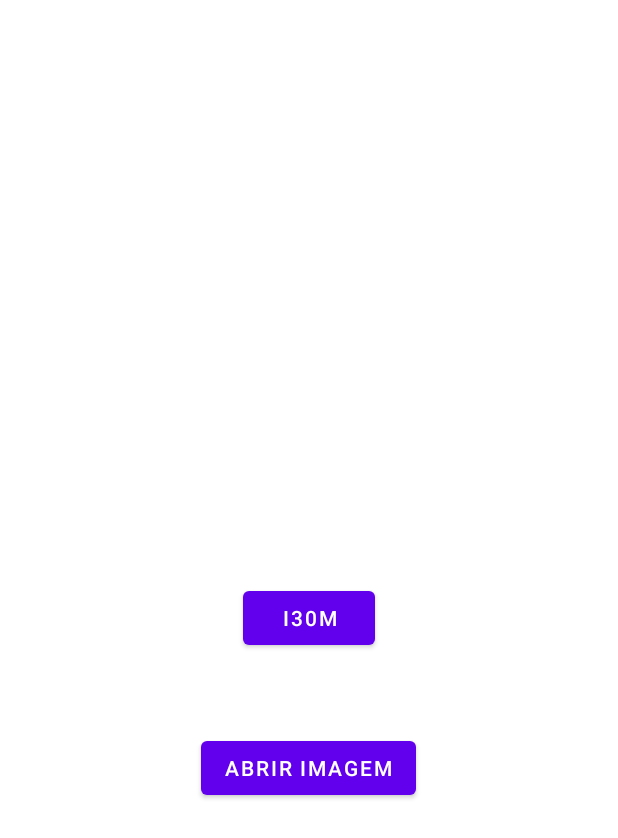
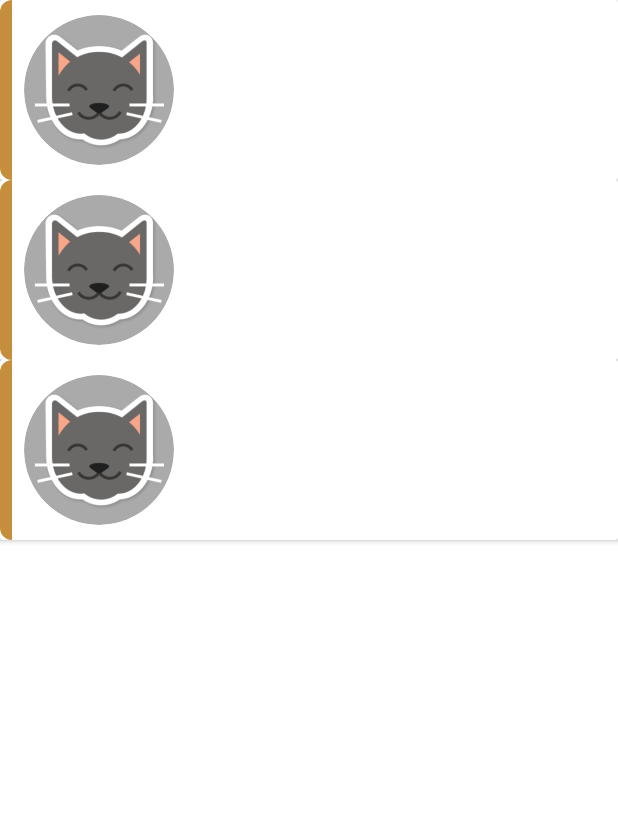
Before and after one commit to joneserick/i30m, an Android app: the layout fragment_cat_list.xml on its own in the app's theme, with its tools: preview values and no code run, on a phone screen of 412 x 824 dp. Shown: the top 838 px of the screen. Run offline under Robolectric (Android 15) with nearby library versions, the phone set to English and light mode, and no system bars.

Commit message:
starting to build the layout structure

```diff
--- a/app/src/main/AndroidManifest.xml
+++ b/app/src/main/AndroidManifest.xml
@@ -15,7 +15,7 @@
         android:theme="@style/Theme.I30m"
         tools:targetApi="31">
         <activity
-            android:name=".ui.MainActivity"
+            android:name=".shared.ui.custom.ui.MainActivity"
             android:exported="true"
             android:theme="@style/Theme.I30m.NoActionBar">
             <intent-filter>
--- a/app/src/main/java/br/com/stefick/i30m/features/images/presentation/CatListFragment.kt
+++ b/app/src/main/java/br/com/stefick/i30m/features/images/presentation/CatListFragment.kt
@@ -27,9 +27,6 @@ class CatListFragment : Fragment(), CatImagesContract.View {
     override fun onViewCreated(view: View, savedInstanceState: Bundle?) {
         super.onViewCreated(view, savedInstanceState)
         mPresenter = CatImagesPresenter(this, ImageRepository(ImageRemoteService()), lifecycleScope)
-        mBinding.btRequestCats.setOnClickListener {
-            mPresenter.loadCatImages()
-        }
     }
 
     companion object {
@@ -50,10 +47,8 @@ class CatListFragment : Fragment(), CatImagesContract.View {
     }
 
     override fun showLoading() {
-        mBinding.loading.visibility = View.VISIBLE
     }
 
     override fun dismissLoading() {
-        mBinding.loading.visibility = View.GONE
     }
 }
--- /dev/null
+++ b/app/src/main/java/br/com/stefick/i30m/shared/ui/custom/CircleImageView.kt
@@ -0,0 +1,35 @@
+package br.com.stefick.i30m.shared.ui.custom
+
+import android.content.Context
+import android.util.AttributeSet
+import android.view.ViewOutlineProvider
+import androidx.appcompat.widget.AppCompatImageView
+import br.com.stefick.i30m.R
+
+class CircleImageView : AppCompatImageView {
+
+    constructor(context: Context) : super(context)
+
+    constructor(context: Context, attributeSet: AttributeSet?, defStyleAttr: Int) : super(
+        context,
+        attributeSet,
+        defStyleAttr
+    )
+
+    constructor(context: Context, attributeSet: AttributeSet?) : super(
+        context,
+        attributeSet
+    )
+
+    init {
+        //the outline (view edges) of the view should be derived    from the background
+        outlineProvider = ViewOutlineProvider.BACKGROUND
+        //cut the view to match the view to the outline of the background
+        clipToOutline = true
+        //use the following background to calculate the outline
+        setBackgroundResource(R.drawable.bg_circle)
+
+        //fill in the whole image view, crop if needed while keeping the center
+        scaleType = ScaleType.CENTER_CROP
+    }
+}
--- a/app/src/main/java/br/com/stefick/i30m/ui/MainActivity.kt
+++ b/app/src/main/java/br/com/stefick/i30m/shared/ui/custom/ui/MainActivity.kt
@@ -1,4 +1,4 @@
-package br.com.stefick.i30m.ui
+package br.com.stefick.i30m.shared.ui.custom.ui
 
 import android.os.Bundle
 import com.google.android.material.snackbar.Snackbar
@@ -29,10 +29,6 @@ class MainActivity : AppCompatActivity() {
         appBarConfiguration = AppBarConfiguration(navController.graph)
         setupActionBarWithNavController(navController, appBarConfiguration)
 
-        binding.fab.setOnClickListener { view ->
-            Snackbar.make(view, "Replace with your own action", Snackbar.LENGTH_LONG)
-                .setAction("Action", null).show()
-        }
     }
 
     override fun onCreateOptionsMenu(menu: Menu): Boolean {
--- /dev/null
+++ b/app/src/main/res/drawable/bg_circle.xml
@@ -0,0 +1,5 @@
+<?xml version="1.0" encoding="utf-8"?>
+<shape xmlns:android="http://schemas.android.com/apk/res/android"
+    android:shape="oval">
+    <solid android:color="@android:color/darker_gray"/>
+</shape>
--- /dev/null
+++ b/app/src/main/res/drawable/rounded_card_item_background.xml
@@ -0,0 +1,5 @@
+<?xml version="1.0" encoding="utf-8"?>
+<shape xmlns:android="http://schemas.android.com/apk/res/android">
+    <solid android:color="@color/whiteTeeth" />
+    <corners android:radius="8dp" />
+</shape>
--- /dev/null
+++ b/app/src/main/res/drawable/rounded_color_badge.xml
@@ -0,0 +1,7 @@
+<?xml version="1.0" encoding="utf-8"?>
+<shape xmlns:android="http://schemas.android.com/apk/res/android">
+    <solid android:color="@color/freshOrangeJuice" />
+    <corners
+        android:bottomLeftRadius="8dp"
+        android:topLeftRadius="8dp" />
+</shape>
--- a/app/src/main/res/layout/fragment_cat_list.xml
+++ b/app/src/main/res/layout/fragment_cat_list.xml
@@ -1,31 +1,10 @@
 <?xml version="1.0" encoding="utf-8"?>
-<FrameLayout xmlns:android="http://schemas.android.com/apk/res/android"
+<androidx.recyclerview.widget.RecyclerView xmlns:android="http://schemas.android.com/apk/res/android"
+    xmlns:app="http://schemas.android.com/apk/res-auto"
     xmlns:tools="http://schemas.android.com/tools"
     android:layout_width="match_parent"
     android:layout_height="match_parent"
+    tools:listitem="@layout/view_item_cat_list"
     tools:context=".features.images.presentation.CatListFragment">
 
-    <ProgressBar
-        android:id="@+id/loading"
-        android:layout_width="wrap_content"
-        android:layout_height="wrap_content"
-        android:visibility="gone"
-        android:layout_gravity="center"
-        android:layout_marginBottom="50dp" />
-
-    <Button
-        android:id="@+id/bt_request_cats"
-        android:layout_width="wrap_content"
-        android:layout_height="wrap_content"
-        android:layout_gravity="center"
-        android:text="@string/app_name" />
-
-    <Button
-        android:id="@+id/bt_open_image"
-        android:layout_width="wrap_content"
-        android:layout_height="wrap_content"
-        android:layout_gravity="center"
-        android:layout_marginTop="100dp"
-        android:text="@string/open_cat_image" />
-
-</FrameLayout>
+</androidx.recyclerview.widget.RecyclerView>
--- /dev/null
+++ b/app/src/main/res/layout/view_item_cat_list.xml
@@ -0,0 +1,23 @@
+<?xml version="1.0" encoding="utf-8"?>
+<androidx.cardview.widget.CardView xmlns:android="http://schemas.android.com/apk/res/android"
+    xmlns:tools="http://schemas.android.com/tools"
+    android:layout_width="match_parent"
+    android:layout_height="wrap_content"
+    android:background="@drawable/rounded_card_item_background"
+    android:elevation="2dp"
+    tools:layout_height="120dp">
+
+    <View
+        android:layout_width="8dp"
+        android:layout_height="wrap_content"
+        android:background="@drawable/rounded_color_badge" />
+
+    <br.com.stefick.i30m.shared.ui.custom.CircleImageView
+        android:id="@+id/cat"
+        android:layout_width="100dp"
+        android:layout_height="100dp"
+        android:layout_gravity="center_vertical"
+        android:layout_marginStart="16dp"
+        android:src="@drawable/i30m_launcher_icon" />
+
+</androidx.cardview.widget.CardView>
--- a/app/src/main/res/menu/menu_main.xml
+++ b/app/src/main/res/menu/menu_main.xml
@@ -1,7 +1,7 @@
 <menu xmlns:android="http://schemas.android.com/apk/res/android"
     xmlns:app="http://schemas.android.com/apk/res-auto"
     xmlns:tools="http://schemas.android.com/tools"
-    tools:context="br.com.stefick.i30m.ui.MainActivity">
+    tools:context="br.com.stefick.i30m.shared.ui.custom.ui.MainActivity">
     <item
         android:id="@+id/action_settings"
         android:orderInCategory="100"
--- a/app/src/main/res/navigation/nav_graph.xml
+++ b/app/src/main/res/navigation/nav_graph.xml
@@ -8,6 +8,6 @@
     <fragment
         android:id="@+id/CatListFragment"
         android:name="br.com.stefick.i30m.features.images.presentation.CatListFragment"
-        android:label="@string/first_fragment_label"
-        tools:layout="@layout/fragment_breed" />
+        android:label="@string/app_name"
+        tools:layout="@layout/fragment_cat_list" />
 </navigation>
--- a/app/src/main/res/values/colors.xml
+++ b/app/src/main/res/values/colors.xml
@@ -6,5 +6,11 @@
     <color name="teal_200">#FF03DAC5</color>
     <color name="teal_700">#FF018786</color>
     <color name="black">#FF000000</color>
-    <color name="white">#FFFFFFFF</color>
+
+    <!-- main colors -->
+
+    <color name="whiteTeeth">#FFFFFF</color>
+    <color name="freshOrangeJuice">#C58E3D</color>
+    <color name="adamantium">#BDBDBD</color>
+
 </resources>
--- a/app/src/main/res/values/themes.xml
+++ b/app/src/main/res/values/themes.xml
@@ -2,9 +2,9 @@
     <!-- Base application theme. -->
     <style name="Theme.I30m" parent="Theme.MaterialComponents.DayNight.DarkActionBar">
         <!-- Primary brand color. -->
-        <item name="colorPrimary">@color/purple_500</item>
-        <item name="colorPrimaryVariant">@color/purple_700</item>
-        <item name="colorOnPrimary">@color/white</item>
+        <item name="colorPrimary">@color/freshOrangeJuice</item>
+        <item name="colorPrimaryVariant">@color/adamantium</item>
+        <item name="colorOnPrimary">@color/whiteTeeth</item>
         <!-- Secondary brand color. -->
         <item name="colorSecondary">@color/teal_200</item>
         <item name="colorSecondaryVariant">@color/teal_700</item>
```
Also changed, not shown: app/src/main/res/drawable-v24/ic_launcher_foreground.xml (deleted, +0 -30 lines), app/src/main/res/drawable/ic_launcher_background.xml (deleted, +0 -78 lines), app/src/main/res/layout/activity_main.xml (+4 -12 lines), app/src/main/res/layout/view_toolbar.xml (added, +17 -0 lines).
